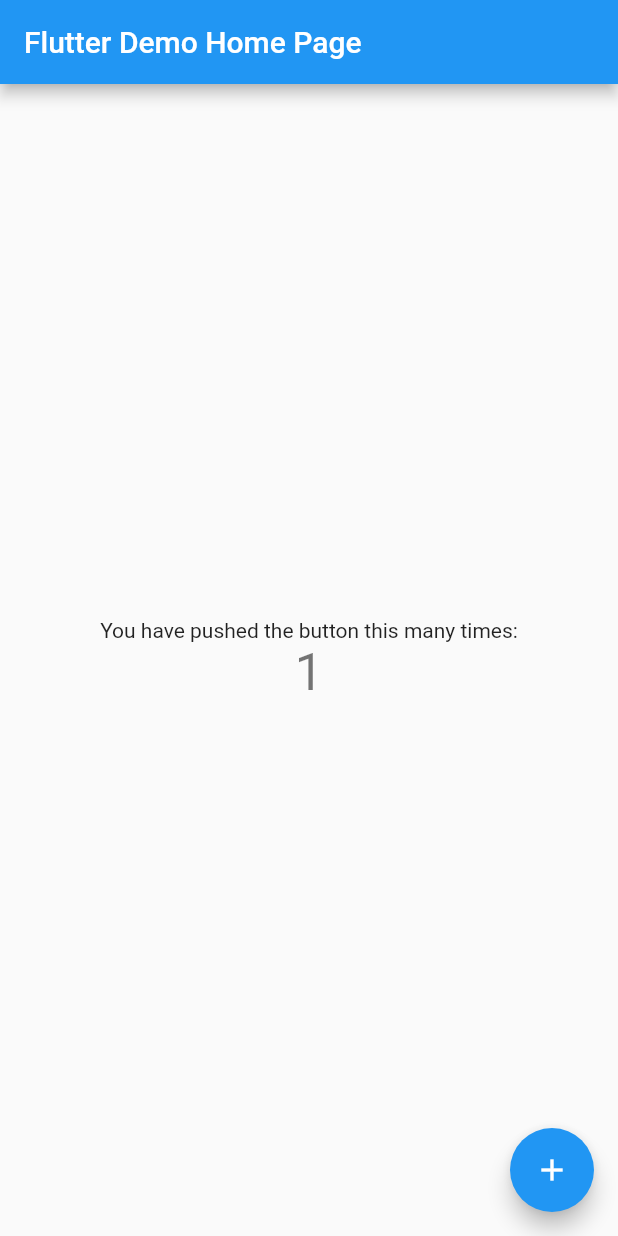
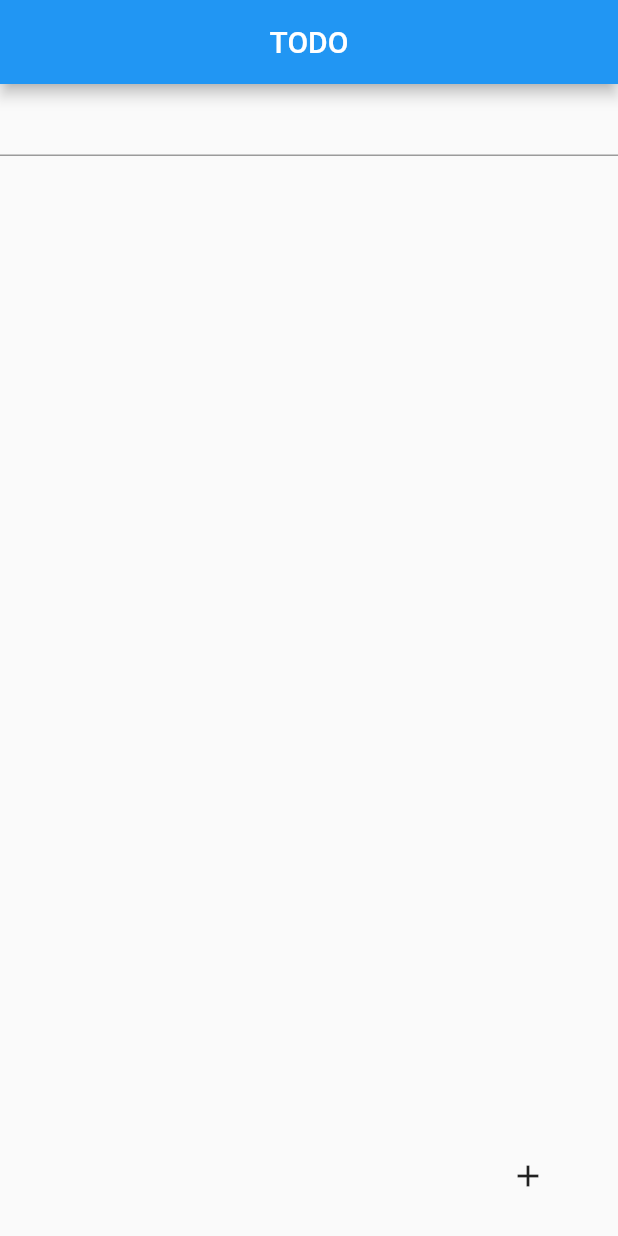
Before and after one commit to BlueM0ld/todo, a Flutter app: the screen it shows after launch, after a tap on the "add" icon, on a phone screen of 412 x 824 dp. Run offline on Flutter 3.47's test engine with Material 2 defaults, Android fonts, the phone set to English and light mode, and no system bars.

Commit message:
create 'add task' functionality

```diff
--- a/lib/main.dart
+++ b/lib/main.dart
@@ -1,117 +1,77 @@
 import 'package:flutter/material.dart';
 
-void main() {
-  runApp(MyApp());
+void main() => {runApp(MyApp())};
+
+class MyApp extends StatefulWidget {
+  @override
+  _MyAppState createState() => _MyAppState();
 }
 
-class MyApp extends StatelessWidget {
-  // This widget is the root of your application.
+class _MyAppState extends State<MyApp> {
   @override
   Widget build(BuildContext context) {
     return MaterialApp(
-      title: 'Flutter Demo',
-      theme: ThemeData(
-        // This is the theme of your application.
-        //
-        // Try running your application with "flutter run". You'll see the
-        // application has a blue toolbar. Then, without quitting the app, try
-        // changing the primarySwatch below to Colors.green and then invoke
-        // "hot reload" (press "r" in the console where you ran "flutter run",
-        // or simply save your changes to "hot reload" in a Flutter IDE).
-        // Notice that the counter didn't reset back to zero; the application
-        // is not restarted.
-        primarySwatch: Colors.blue,
-        // This makes the visual density adapt to the platform that you run
-        // the app on. For desktop platforms, the controls will be smaller and
-        // closer together (more dense) than on mobile platforms.
-        visualDensity: VisualDensity.adaptivePlatformDensity,
-      ),
-      home: MyHomePage(title: 'Flutter Demo Home Page'),
+      title: "This",
+      home: Home(),
     );
   }
 }
 
-class MyHomePage extends StatefulWidget {
-  MyHomePage({Key key, this.title}) : super(key: key);
+class Home extends StatefulWidget {
+  @override
+  _HomeState createState() => _HomeState();
+}
 
-  // This widget is the home page of your application. It is stateful, meaning
-  // that it has a State object (defined below) that contains fields that affect
-  // how it looks.
-
-  // This class is the configuration for the state. It holds the values (in this
-  // case the title) provided by the parent (in this case the App widget) and
-  // used by the build method of the State. Fields in a Widget subclass are
-  // always marked "final".
-
-  final String title;
+class _HomeState extends State<Home> {
+  final _textTask = TextEditingController();
+  var _listOfTasks = [];
 
   @override
-  _MyHomePageState createState() => _MyHomePageState();
-}
+  void dispose() {
+    _textTask.dispose();
+    super.dispose();
+  }
 
-class _MyHomePageState extends State<MyHomePage> {
-  int _counter = 0;
+  void addToList(String _task) {
+    if (_task.isNotEmpty || _task.length > 0) {
+      setState(() => _listOfTasks.add(_task));
+    }
+  }
 
-  void _incrementCounter() {
-    setState(() {
-      // This call to setState tells the Flutter framework that something has
-      // changed in this State, which causes it to rerun the build method below
-      // so that the display can reflect the updated values. If we changed
-      // _counter without calling setState(), then the build method would not be
-      // called again, and so nothing would appear to happen.
-      _counter++;
-    });
+  Widget buildViewTasks() {
+    return ListView.builder(
+        shrinkWrap: true,
+        itemCount: _listOfTasks.length,
+        itemBuilder: (context, index) {
+          return ListTile(
+            title: Text(_listOfTasks[index]),
+          );
+        });
   }
 
   @override
   Widget build(BuildContext context) {
-    // This method is rerun every time setState is called, for instance as done
-    // by the _incrementCounter method above.
-    //
-    // The Flutter framework has been optimized to make rerunning build methods
-    // fast, so that you can just rebuild anything that needs updating rather
-    // than having to individually change instances of widgets.
-    return Scaffold(
+    return (Scaffold(
       appBar: AppBar(
-        // Here we take the value from the MyHomePage object that was created by
-        // the App.build method, and use it to set our appbar title.
-        title: Text(widget.title),
+        title: Text("TODO"),
+        centerTitle: true,
       ),
-      body: Center(
-        // Center is a layout widget. It takes a single child and positions it
-        // in the middle of the parent.
+      body: SingleChildScrollView(
         child: Column(
-          // Column is also a layout widget. It takes a list of children and
-          // arranges them vertically. By default, it sizes itself to fit its
-          // children horizontally, and tries to be as tall as its parent.
-          //
-          // Invoke "debug painting" (press "p" in the console, choose the
-          // "Toggle Debug Paint" action from the Flutter Inspector in Android
-          // Studio, or the "Toggle Debug Paint" command in Visual Studio Code)
-          // to see the wireframe for each widget.
-          //
-          // Column has various properties to control how it sizes itself and
-          // how it positions its children. Here we use mainAxisAlignment to
-          // center the children vertically; the main axis here is the vertical
-          // axis because Columns are vertical (the cross axis would be
-          // horizontal).
-          mainAxisAlignment: MainAxisAlignment.center,
           children: <Widget>[
-            Text(
-              'You have pushed the button this many times:',
+            TextField(
+              controller: _textTask,
             ),
-            Text(
-              '$_counter',
-              style: Theme.of(context).textTheme.headline4,
-            ),
+            buildViewTasks()
           ],
         ),
       ),
-      floatingActionButton: FloatingActionButton(
-        onPressed: _incrementCounter,
-        tooltip: 'Increment',
+      floatingActionButton: FlatButton(
+        onPressed: () {
+          addToList(_textTask.text);
+        },
         child: Icon(Icons.add),
-      ), // This trailing comma makes auto-formatting nicer for build methods.
-    );
+      ),
+    ));
   }
 }
```
Also changed, not shown: 1 other file.
